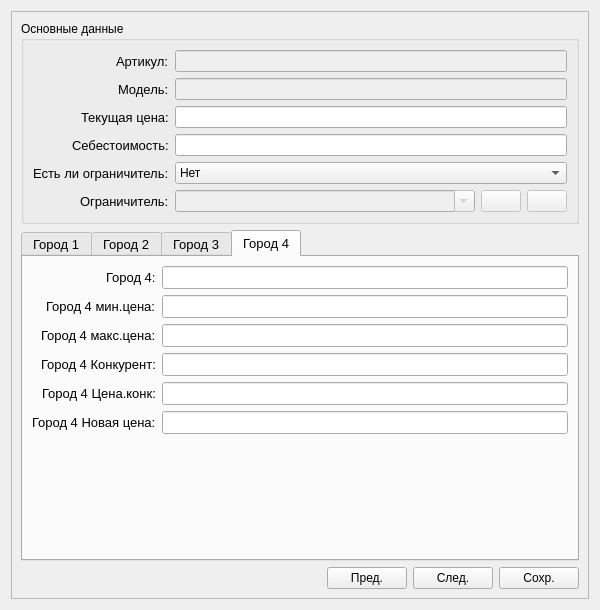
Qt form UI/add_data_to_base.ui (almanah12/caspi_algo1_01) before a commit.
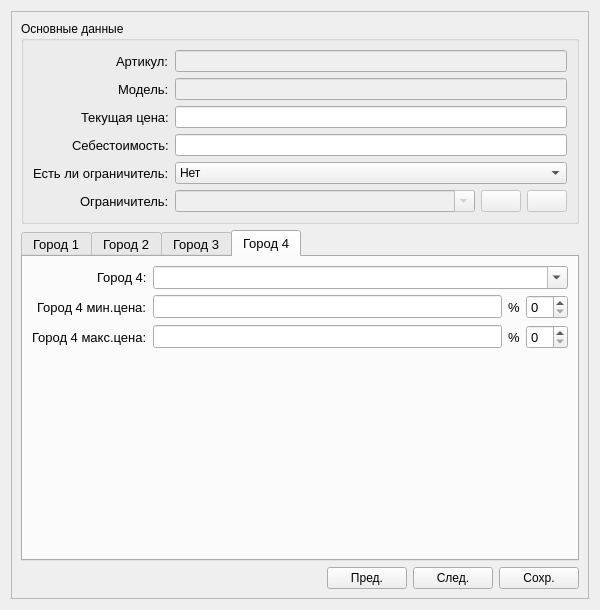
The same form after that commit. The open tabs and pages were chosen to show the change. Icons and pictures are not drawn.

The edit to the form file:
```diff
--- a/UI/add_data_to_base.ui
+++ b/UI/add_data_to_base.ui
@@ -401,23 +401,27 @@
              </property>
             </widget>
            </item>
-           <item row="2" column="1">
-            <widget class="QLineEdit" name="lineEdit_16"/>
-           </item>
-           <item row="3" column="0">
-            <widget class="QLabel" name="label_18">
+           <item row="1" column="1">
+            <layout class="QHBoxLayout" name="horizontalLayout_6">
+             <item>
+              <widget class="QLineEdit" name="min_price_lineEdit_2"/>
+             </item>
+             <item>
+              <widget class="QLabel" name="label_11">
              <property name="text">
-              <string>Город 2 Конкурент:</string>
+                <string>%</string>
              </property>
             </widget>
            </item>
-           <item row="3" column="1">
-            <widget class="QLineEdit" name="lineEdit_17"/>
-           </item>
-           <item row="4" column="0">
-            <widget class="QLabel" name="label_19">
+             <item>
+              <widget class="QSpinBox" name="min_price_spinBox_2"/>
+             </item>
+            </layout>
+           </item>
+           <item row="1" column="0">
+            <widget class="QLabel" name="label_15">
              <property name="text">
-              <string>Город 2 Цена.конк:</string>
+              <string>Город 2 мин.цена:</string>
              </property>
             </widget>
            </item>
@@ -529,9 +533,6 @@
              </property>
             </widget>
            </item>
-           <item row="0" column="1">
-            <widget class="QLineEdit" name="lineEdit_29"/>
-           </item>
            <item row="1" column="0">
             <widget class="QLabel" name="label_30">
              <property name="text">
@@ -539,9 +540,6 @@
              </property>
             </widget>
            </item>
-           <item row="1" column="1">
-            <widget class="QLineEdit" name="lineEdit_30"/>
-           </item>
            <item row="2" column="0">
             <widget class="QLabel" name="label_26">
              <property name="text">
@@ -549,38 +547,46 @@
              </property>
             </widget>
            </item>
+           <item row="0" column="1">
+            <widget class="QComboBox" name="comboBox_3">
+             <property name="editable">
+              <bool>true</bool>
+             </property>
+            </widget>
+           </item>
+           <item row="1" column="1">
+            <layout class="QHBoxLayout" name="horizontalLayout_9">
+             <item>
+              <widget class="QLineEdit" name="min_price_lineEdit_4"/>
+             </item>
+             <item>
+              <widget class="QLabel" name="label_18">
+               <property name="text">
+                <string>%</string>
+               </property>
+              </widget>
+             </item>
+             <item>
+              <widget class="QSpinBox" name="min_price_spinBox_4"/>
+             </item>
+            </layout>
+           </item>
            <item row="2" column="1">
-            <widget class="QLineEdit" name="lineEdit_28"/>
-           </item>
-           <item row="3" column="0">
-            <widget class="QLabel" name="label_31">
+            <layout class="QHBoxLayout" name="horizontalLayout_10">
+             <item>
+              <widget class="QLineEdit" name="max_price_lineEdit_4"/>
+             </item>
+             <item>
+              <widget class="QLabel" name="label_19">
              <property name="text">
-              <string>Город 4 Конкурент:</string>
+                <string>%</string>
              </property>
             </widget>
            </item>
-           <item row="3" column="1">
-            <widget class="QLineEdit" name="lineEdit_31"/>
-           </item>
-           <item row="4" column="0">
-            <widget class="QLabel" name="label_28">
-             <property name="text">
-              <string>Город 4 Цена.конк:</string>
-             </property>
-            </widget>
-           </item>
-           <item row="4" column="1">
-            <widget class="QLineEdit" name="lineEdit_27"/>
-           </item>
-           <item row="5" column="0">
-            <widget class="QLabel" name="label_27">
-             <property name="text">
-              <string>Город 4 Новая цена:</string>
-             </property>
-            </widget>
-           </item>
-           <item row="5" column="1">
-            <widget class="QLineEdit" name="lineEdit_26"/>
+             <item>
+              <widget class="QSpinBox" name="max_price_spinBox_4"/>
+             </item>
+            </layout>
            </item>
           </layout>
          </widget>
```
Left out of the diff: 104 changed lines with no effect on the pictures. Lines whose indentation alone changed are shown as unchanged.
